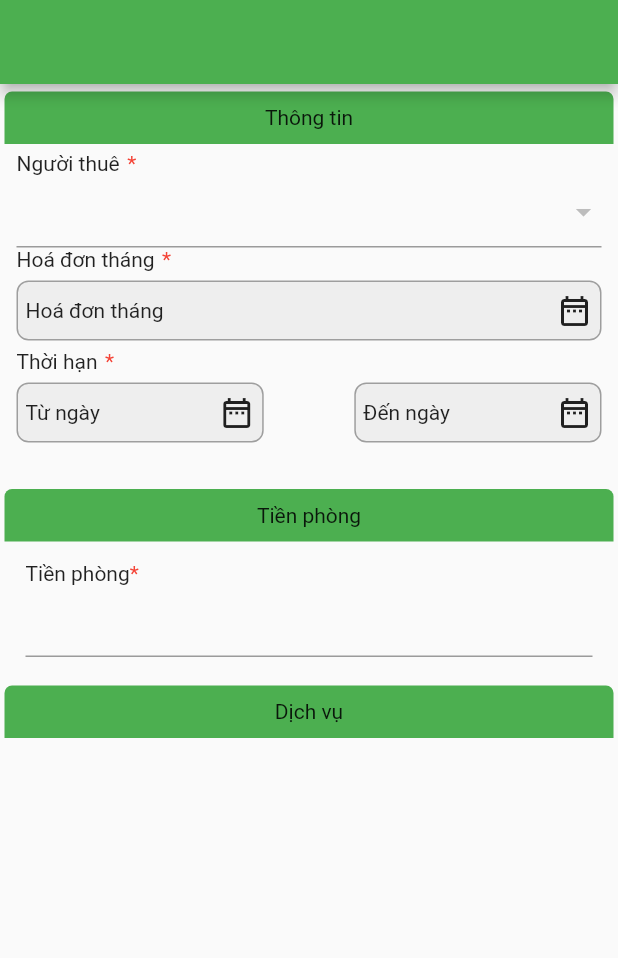
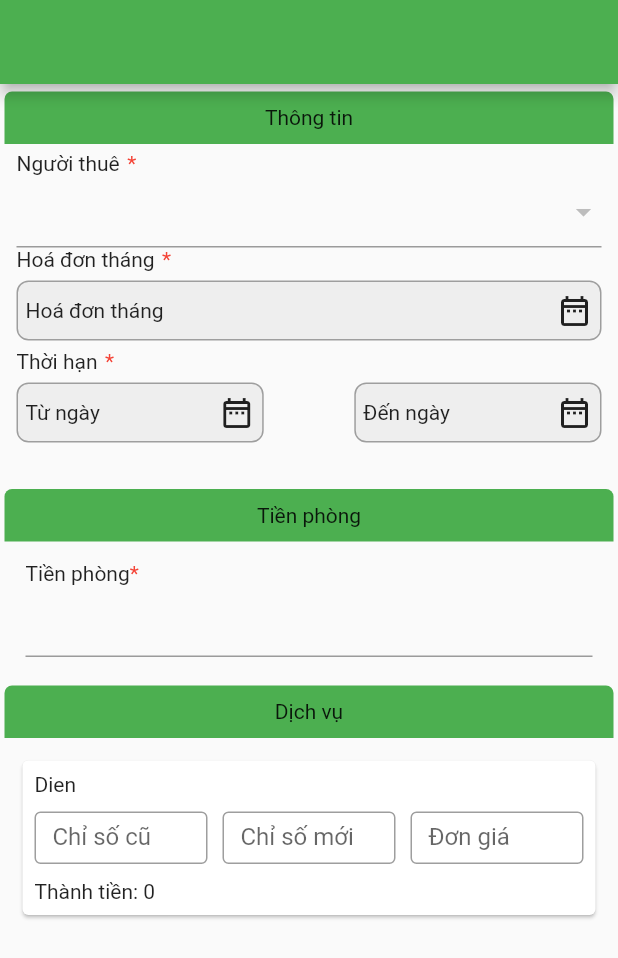
Before and after one commit to yinweii/4owner, a Flutter app: the AddInvoice screen opened directly, on a phone screen of 412 x 824 dp. Shown: the top 958 px of the screen. Run offline on Flutter 3.47's test engine with Material 2 defaults, Android fonts, the phone set to English and light mode, and no system bars; our stand-ins replace cloud_firestore, dotted_border, firebase_auth, firebase_core, image_picker, logger and 1 more; missing offline and left inert: min_id; accounts and stored records are empty.

Commit message:
add service item

```diff
--- a/lib/screens/invoice/components/add_invoice_screen.dart
+++ b/lib/screens/invoice/components/add_invoice_screen.dart
@@ -1,15 +1,16 @@
 import 'package:flutter/cupertino.dart';
 import 'package:flutter/material.dart';
 import 'package:intl/intl.dart';
+import 'package:month_picker_dialog/month_picker_dialog.dart';
 import 'package:owner_app/components/custom_textfield.dart';
 import 'package:owner_app/model/customer_model.dart';
 import 'package:owner_app/model/room_model.dart';
 import 'package:owner_app/provider/customer_provider.dart';
 import 'package:owner_app/provider/room_provide.dart';
+import 'package:owner_app/screens/invoice/components/service_item.dart';
 import 'package:owner_app/utils/utils.dart';
 import 'package:provider/provider.dart';
 import 'package:provider/src/provider.dart';
-import 'package:month_picker_dialog/month_picker_dialog.dart';
 
 class AddInvoice extends StatefulWidget {
   const AddInvoice({Key? key}) : super(key: key);
@@ -86,6 +87,7 @@ class _AddInvoiceState extends State<AddInvoice> {
               child: CircularProgressIndicator(),
             )
           : SingleChildScrollView(
+              physics: BouncingScrollPhysics(),
               child: Padding(
                 padding: const EdgeInsets.symmetric(vertical: 5, horizontal: 3),
                 child: Form(
@@ -204,6 +206,7 @@ class _AddInvoiceState extends State<AddInvoice> {
                         child: Column(
                           children: [
                             SizedBox(height: 6),
+                            ServiceItem(),
                           ],
                         ),
                       ),
--- a/lib/screens/invoice/components/service_item.dart
+++ b/lib/screens/invoice/components/service_item.dart
@@ -9,37 +9,91 @@ class ServiceItem extends StatefulWidget {
 }
 
 class _ServiceItemState extends State<ServiceItem> {
-  bool? isCheck;
-  final String? name;
-  final double? priceService;
-  final String? note;
-  final double? amount;
+  String? name;
+  TextEditingController _controllerElectLast = TextEditingController();
+  TextEditingController _controllerElectCurent = TextEditingController();
+  TextEditingController _controllerElectPrice = TextEditingController();
+  TextEditingController _controllerAmount = TextEditingController();
+  double? amount;
 
-  _ServiceItemState(
-      {this.isCheck = false,
-      this.name,
-      this.priceService,
-      this.note,
-      this.amount});
+  // tinh tong
+
+  // double _amountTotal() {
+  //   // double tong = (double.parse(_controllerElectCurent.text) -
+  //   //         double.parse(_controllerElectCurent.text)) *
+  //   //     double.parse(_controllerElectPrice.text);
+  //   if (_controllerElectPrice.text.isNotEmpty) {
+  //     print('TONG: ${_controllerElectPrice.text}');
+  //     return double.parse(_controllerElectPrice.text);
+  //   }
+  //   return 7;
+  // }
+
+  @override
+  void initState() {
+    super.initState();
+    _controllerElectLast.addListener(_amountPrint);
+  }
+
+  void _amountPrint() {
+    var dd = _controllerElectLast.text;
+    print('AMUNT: ${dd}');
+  }
 
   @override
   Widget build(BuildContext context) {
     return Card(
-      child: Column(
-        children: [
-          Row(
-            children: [
-              Checkbox(
-                value: isCheck,
-                onChanged: (value) {
-                  setState(() {
-                    isCheck = value;
-                  });
-                },
+      child: Padding(
+        padding: const EdgeInsets.all(8.0),
+        child: Column(
+          crossAxisAlignment: CrossAxisAlignment.start,
+          children: [
+            Text('Dien'),
+            SizedBox(height: 10),
+            SizedBox(
+              height: 35,
+              child: Row(
+                mainAxisAlignment: MainAxisAlignment.spaceAround,
+                children: [
+                  Expanded(
+                    child: TextField(
+                      controller: _controllerElectLast,
+                      decoration: InputDecoration(
+                        border: OutlineInputBorder(),
+                        labelText: 'Chỉ số cũ',
+                      ),
+                      keyboardType: TextInputType.number,
+                    ),
+                  ),
+                  SizedBox(width: 10),
+                  Expanded(
+                    child: TextField(
+                      controller: _controllerElectCurent,
+                      decoration: InputDecoration(
+                        border: OutlineInputBorder(),
+                        labelText: 'Chỉ số mới',
+                      ),
+                      keyboardType: TextInputType.number,
+                    ),
+                  ),
+                  SizedBox(width: 10),
+                  Expanded(
+                    child: TextField(
+                      controller: _controllerElectPrice,
+                      decoration: InputDecoration(
+                        border: OutlineInputBorder(),
+                        labelText: 'Đơn giá',
+                      ),
+                      keyboardType: TextInputType.number,
+                    ),
+                  ),
+                ],
               ),
-            ],
-          )
-        ],
+            ),
+            SizedBox(height: 10),
+            Text('Thành tiền: ${0}')
+          ],
+        ),
       ),
     );
   }
```
